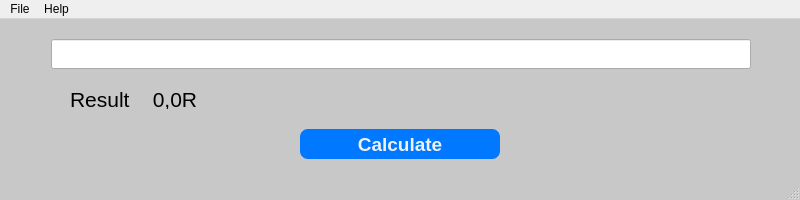
First picture: the form in window.ui, repository StepanTWL/ResistorCalculator, before the edit.
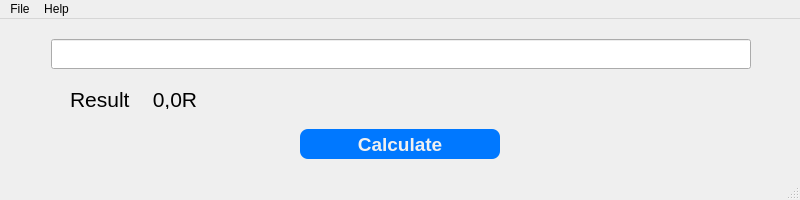
Second picture: the form after the edit.

```diff
--- a/window.ui
+++ b/window.ui
@@ -29,7 +29,7 @@
    <string>Resistor Calculator</string>
   </property>
   <property name="styleSheet">
-   <string notr="true">QMainWindow{background-color: rgb(200,200,200);}</string>
+   <string notr="true">#QMainWindow{background-color: rgb(200,200,200);}</string>
   </property>
   <widget class="QWidget" name="centralwidget">
    <widget class="QWidget" name="horizontalLayoutWidget">
```
Left out of the diff: 4 changed lines with no effect on the pictures.
